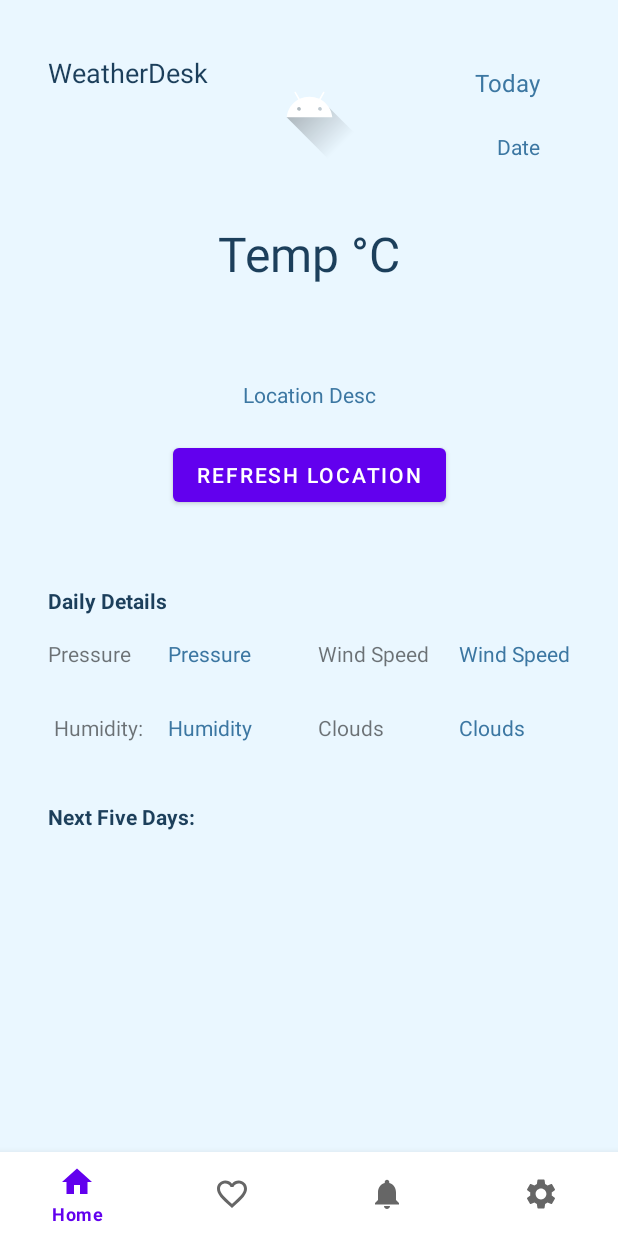
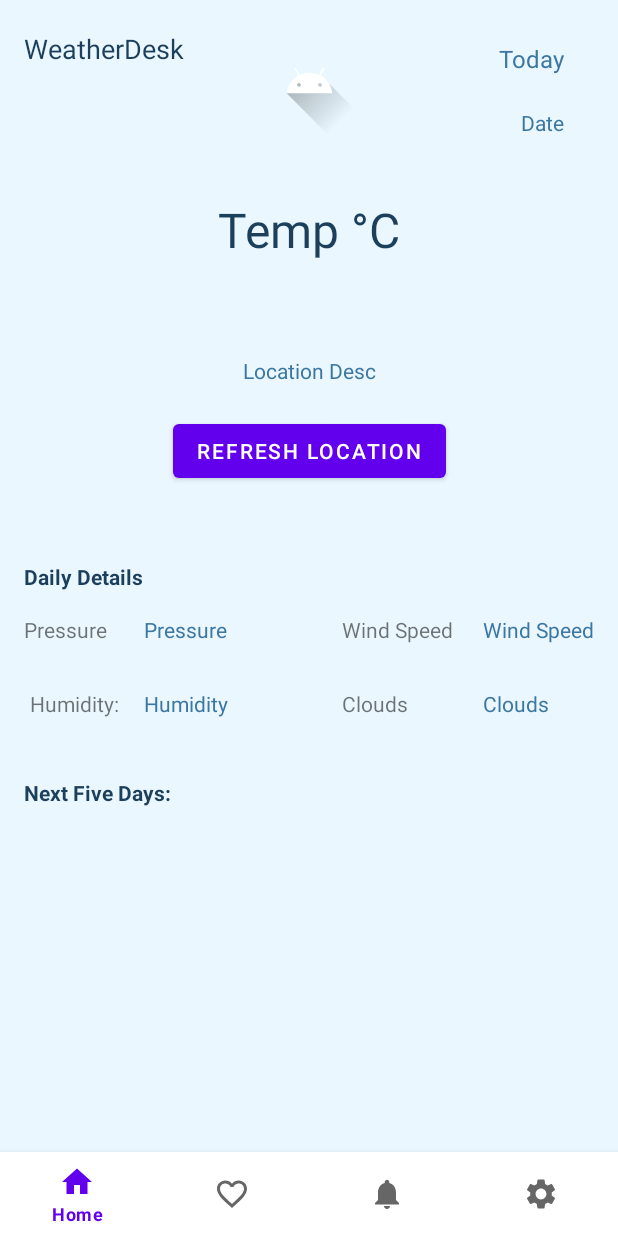
Before and after one commit to Asem-Badr/Weather, an Android app: the screen it shows after launch (MainActivity), on a phone screen of 412 x 824 dp. Run offline under Robolectric (Android 15) with nearby library versions, the phone set to English and light mode, and no system bars; our stand-ins replace Room's generated code, navigation-ui; pictures from the network do not load.

```diff
--- a/app/src/main/res/layout/fragment_home.xml
+++ b/app/src/main/res/layout/fragment_home.xml
@@ -1,12 +1,11 @@
 <?xml version="1.0" encoding="utf-8"?>
-<androidx.constraintlayout.widget.ConstraintLayout
-    xmlns:android="http://schemas.android.com/apk/res/android"
+<androidx.constraintlayout.widget.ConstraintLayout xmlns:android="http://schemas.android.com/apk/res/android"
     xmlns:app="http://schemas.android.com/apk/res-auto"
     xmlns:tools="http://schemas.android.com/tools"
     android:layout_width="match_parent"
     android:layout_height="match_parent"
     android:background="@color/vscode_background"
-    android:padding="16dp">
+    android:paddingBottom="30dp">
 
     <ScrollView
         android:layout_width="match_parent"
```
Also changed, not shown: app/src/main/java/com/example/weather/ui/home/HomeFragment.kt (+4 -6 lines), 1 other file.
